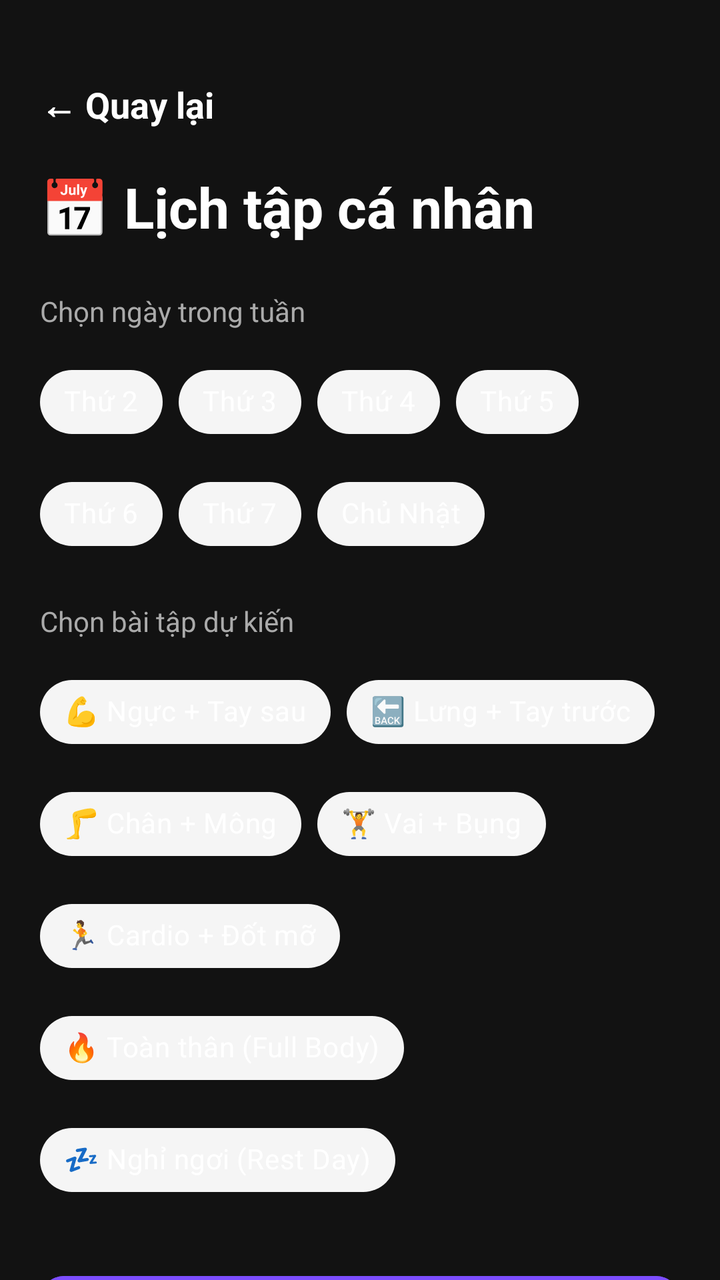
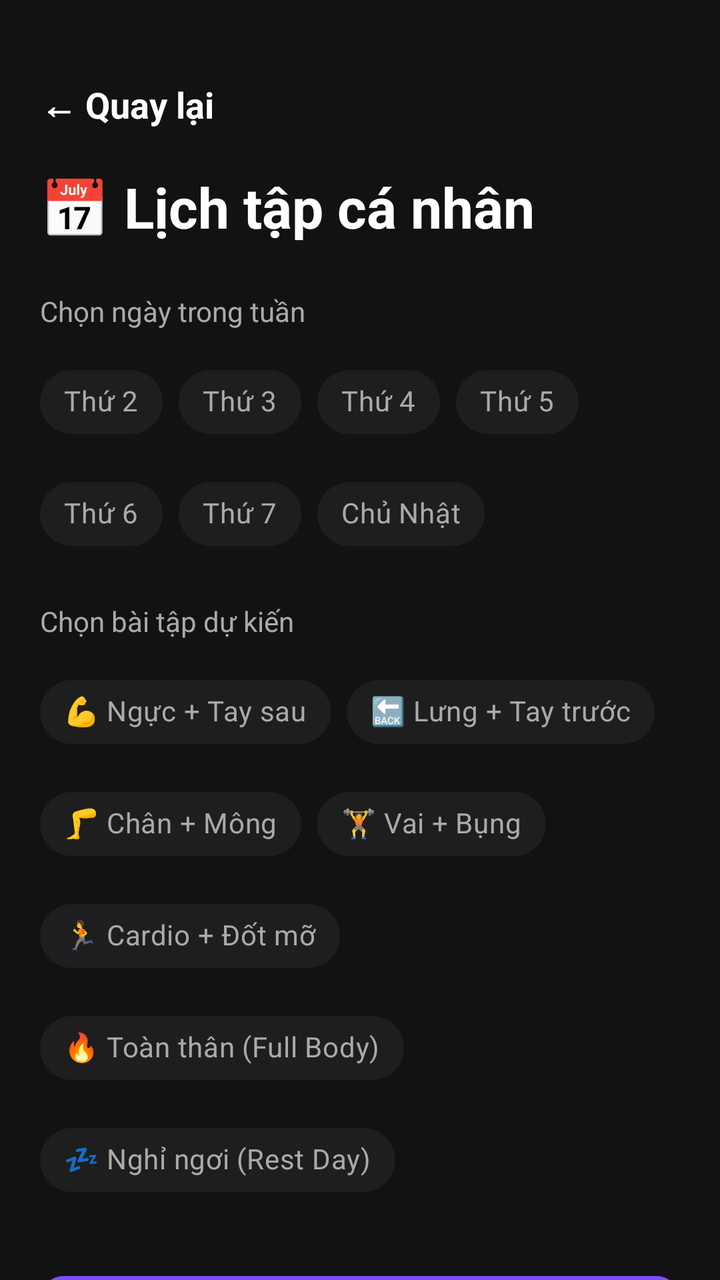

The first picture is an Android layout as it rendered before a commit; the second is the same layout after the commit. The layout source and the unified diff follow.
<!-- AndroidManifest.xml: application theme Theme.FitBody -->
<!-- res/layout/fragment_schedule.xml -->
<?xml version="1.0" encoding="utf-8"?>
<androidx.core.widget.NestedScrollView xmlns:android="http://schemas.android.com/apk/res/android"
    xmlns:app="http://schemas.android.com/apk/res-auto"
    android:layout_width="match_parent"
    android:layout_height="match_parent"
    android:background="#121212"
    android:fillViewport="true">

    <LinearLayout
        android:layout_width="match_parent"
        android:layout_height="wrap_content"
        android:orientation="vertical"
        android:padding="20dp">

        <TextView
            android:id="@+id/btnBack"
            android:layout_width="wrap_content"
            android:layout_height="wrap_content"
            android:text="← Quay lại"
            android:textColor="#FFFFFF"
            android:textSize="18sp"
            android:textStyle="bold"
            android:padding="12dp"
            android:layout_marginStart="-12dp"
            android:layout_marginTop="8dp"
            android:layout_marginBottom="8dp"/>

        <TextView
            android:layout_width="wrap_content"
            android:layout_height="wrap_content"
            android:text="📅 Lịch tập cá nhân"
            android:textColor="#FFFFFF"
            android:textSize="28sp"
            android:textStyle="bold"/>

        <TextView
            android:layout_width="wrap_content"
            android:layout_height="wrap_content"
            android:text="Chọn ngày trong tuần"
            android:textColor="#AAAAAA"
            android:textSize="14sp"
            android:layout_marginTop="24dp"
            android:layout_marginBottom="12dp"/>

        <com.google.android.material.chip.ChipGroup
            android:id="@+id/chipGroupDays"
            android:layout_width="match_parent"
            android:layout_height="wrap_content"
            app:singleSelection="true"
            app:selectionRequired="true">
            <com.google.android.material.chip.Chip
                android:id="@+id/chipMon"
                style="@style/Widget.MaterialComponents.Chip.Choice"
                android:layout_width="wrap_content"
                android:layout_height="wrap_content"
                android:text="Thứ 2"
                app:chipBackgroundColor="@color/card_background"
                android:textColor="#FFFFFF"/>
            <com.google.android.material.chip.Chip
                android:id="@+id/chipTue"
                style="@style/Widget.MaterialComponents.Chip.Choice"
                android:layout_width="wrap_content"
                android:layout_height="wrap_content"
                android:text="Thứ 3"
                app:chipBackgroundColor="@color/card_background"
                android:textColor="#FFFFFF"/>
            <com.google.android.material.chip.Chip
                android:id="@+id/chipWed"
                style="@style/Widget.MaterialComponents.Chip.Choice"
                android:layout_width="wrap_content"
                android:layout_height="wrap_content"
                android:text="Thứ 4"
                app:chipBackgroundColor="@color/card_background"
                android:textColor="#FFFFFF"/>
            <com.google.android.material.chip.Chip
                android:id="@+id/chipThu"
                style="@style/Widget.MaterialComponents.Chip.Choice"
                android:layout_width="wrap_content"
                android:layout_height="wrap_content"
                android:text="Thứ 5"
                app:chipBackgroundColor="@color/card_background"
                android:textColor="#FFFFFF"/>
            <com.google.android.material.chip.Chip
                android:id="@+id/chipFri"
                style="@style/Widget.MaterialComponents.Chip.Choice"
                android:layout_width="wrap_content"
                android:layout_height="wrap_content"
                android:text="Thứ 6"
                app:chipBackgroundColor="@color/card_background"
                android:textColor="#FFFFFF"/>
            <com.google.android.material.chip.Chip
                android:id="@+id/chipSat"
                style="@style/Widget.MaterialComponents.Chip.Choice"
                android:layout_width="wrap_content"
                android:layout_height="wrap_content"
                android:text="Thứ 7"
                app:chipBackgroundColor="@color/card_background"
                android:textColor="#FFFFFF"/>
            <com.google.android.material.chip.Chip
                android:id="@+id/chipSun"
                style="@style/Widget.MaterialComponents.Chip.Choice"
                android:layout_width="wrap_content"
                android:layout_height="wrap_content"
                android:text="Chủ Nhật"
                app:chipBackgroundColor="@color/card_background"
                android:textColor="#FFFFFF"/>
        </com.google.android.material.chip.ChipGroup>

        <TextView
            android:layout_width="wrap_content"
            android:layout_height="wrap_content"
            android:text="Chọn bài tập dự kiến"
            android:textColor="#AAAAAA"
            android:textSize="14sp"
            android:layout_marginTop="20dp"
            android:layout_marginBottom="12dp"/>

        <com.google.android.material.chip.ChipGroup
            android:id="@+id/chipGroupWorkouts"
            android:layout_width="match_parent"
            android:layout_height="wrap_content"
            app:singleSelection="true"
            app:selectionRequired="true">
            <com.google.android.material.chip.Chip
                android:id="@+id/chipChest"
                style="@style/Widget.MaterialComponents.Chip.Choice"
                android:layout_width="wrap_content"
                android:layout_height="wrap_content"
                android:text="💪 Ngực + Tay sau"
                app:chipBackgroundColor="@color/card_background"
                android:textColor="#FFFFFF"/>
            <com.google.android.material.chip.Chip
                android:id="@+id/chipBack"
                style="@style/Widget.MaterialComponents.Chip.Choice"
                android:layout_width="wrap_content"
                android:layout_height="wrap_content"
                android:text="🔙 Lưng + Tay trước"
                app:chipBackgroundColor="@color/card_background"
                android:textColor="#FFFFFF"/>
            <com.google.android.material.chip.Chip
                android:id="@+id/chipLegs"
                style="@style/Widget.MaterialComponents.Chip.Choice"
                android:layout_width="wrap_content"
                android:layout_height="wrap_content"
                android:text="🦵 Chân + Mông"
                app:chipBackgroundColor="@color/card_background"
                android:textColor="#FFFFFF"/>
            <com.google.android.material.chip.Chip
                android:id="@+id/chipShoulders"
                style="@style/Widget.MaterialComponents.Chip.Choice"
                android:layout_width="wrap_content"
                android:layout_height="wrap_content"
                android:text="🏋️ Vai + Bụng"
                app:chipBackgroundColor="@color/card_background"
                android:textColor="#FFFFFF"/>
            <com.google.android.material.chip.Chip
                android:id="@+id/chipCardio"
                style="@style/Widget.MaterialComponents.Chip.Choice"
                android:layout_width="wrap_content"
                android:layout_height="wrap_content"
                android:text="🏃 Cardio + Đốt mỡ"
                app:chipBackgroundColor="@color/card_background"
                android:textColor="#FFFFFF"/>
            <com.google.android.material.chip.Chip
                android:id="@+id/chipFullBody"
                style="@style/Widget.MaterialComponents.Chip.Choice"
                android:layout_width="wrap_content"
                android:layout_height="wrap_content"
                android:text="🔥 Toàn thân (Full Body)"
                app:chipBackgroundColor="@color/card_background"
                android:textColor="#FFFFFF"/>
            <com.google.android.material.chip.Chip
                android:id="@+id/chipRest"
                style="@style/Widget.MaterialComponents.Chip.Choice"
                android:layout_width="wrap_content"
                android:layout_height="wrap_content"
                android:text="💤 Nghỉ ngơi (Rest Day)"
                app:chipBackgroundColor="@color/card_background"
                android:textColor="#FFFFFF"/>
        </com.google.android.material.chip.ChipGroup>

        <Button
            android:id="@+id/btnAddSchedule"
            android:layout_width="match_parent"
            android:layout_height="60dp"
            android:text="LƯU LỊCH TẬP"
            android:textColor="#FFFFFF"
            android:textStyle="bold"
            android:backgroundTint="#7C4DFF"
            android:layout_marginTop="30dp"
            app:cornerRadius="12dp"/>

        <TextView
            android:layout_width="wrap_content"
            android:layout_height="wrap_content"
            android:text="Danh sách lịch tập đã lưu"
            android:textColor="#FFFFFF"
            android:textSize="18sp"
            android:textStyle="bold"
            android:layout_marginTop="40dp"
            android:layout_marginBottom="12dp"/>

        <androidx.recyclerview.widget.RecyclerView
            android:id="@+id/recyclerSchedule"
            android:layout_width="match_parent"
            android:layout_height="wrap_content"
            android:nestedScrollingEnabled="false"/>

    </LinearLayout>
</androidx.core.widget.NestedScrollView>
<!-- resources referenced by this layout -->
<resources>
  <color name="card_background">#F5F5F5</color>
  <style name="Theme.FitBody" parent="Theme.Material3.DayNight.NoActionBar">
          <item name="colorPrimary">@color/primary</item>
          <item name="android:windowBackground">@color/app_background</item>
          <item name="android:statusBarColor">@color/app_background</item>
          <item name="android:navigationBarColor">@color/app_background</item>
  
          
          <item name="colorSurface">@color/card_background</item>
          <item name="colorOnSurface">@color/text_primary</item>
          <item name="colorOnSurfaceVariant">@color/text_secondary</item>
      </style>
  <color name="primary">#7C4DFF</color>
  <color name="app_background">#FFFFFF</color>
  <color name="text_primary">#121212</color>
  <color name="text_secondary">#757575</color>
</resources>

<!-- the commit's change to res/layout/fragment_schedule.xml (unified diff, before → after) -->
@@ -54,56 +54,56 @@
                 android:layout_width="wrap_content"
                 android:layout_height="wrap_content"
                 android:text="Thứ 2"
-                app:chipBackgroundColor="@color/card_background"
-                android:textColor="#FFFFFF"/>
+                app:chipBackgroundColor="@color/purple_chip_selector"
+                android:textColor="@color/white_chip_text_selector"/>
             <com.google.android.material.chip.Chip
                 android:id="@+id/chipTue"
                 style="@style/Widget.MaterialComponents.Chip.Choice"
                 android:layout_width="wrap_content"
                 android:layout_height="wrap_content"
                 android:text="Thứ 3"
-                app:chipBackgroundColor="@color/card_background"
-                android:textColor="#FFFFFF"/>
+                app:chipBackgroundColor="@color/purple_chip_selector"
+                android:textColor="@color/white_chip_text_selector"/>
             <com.google.android.material.chip.Chip
                 android:id="@+id/chipWed"
                 style="@style/Widget.MaterialComponents.Chip.Choice"
                 android:layout_width="wrap_content"
                 android:layout_height="wrap_content"
                 android:text="Thứ 4"
-                app:chipBackgroundColor="@color/card_background"
-                android:textColor="#FFFFFF"/>
+                app:chipBackgroundColor="@color/purple_chip_selector"
+                android:textColor="@color/white_chip_text_selector"/>
             <com.google.android.material.chip.Chip
                 android:id="@+id/chipThu"
                 style="@style/Widget.MaterialComponents.Chip.Choice"
                 android:layout_width="wrap_content"
                 android:layout_height="wrap_content"
                 android:text="Thứ 5"
-                app:chipBackgroundColor="@color/card_background"
-                android:textColor="#FFFFFF"/>
+                app:chipBackgroundColor="@color/purple_chip_selector"
+                android:textColor="@color/white_chip_text_selector"/>
             <com.google.android.material.chip.Chip
                 android:id="@+id/chipFri"
                 style="@style/Widget.MaterialComponents.Chip.Choice"
                 android:layout_width="wrap_content"
                 android:layout_height="wrap_content"
                 android:text="Thứ 6"
-                app:chipBackgroundColor="@color/card_background"
-                android:textColor="#FFFFFF"/>
+                app:chipBackgroundColor="@color/purple_chip_selector"
+                android:textColor="@color/white_chip_text_selector"/>
             <com.google.android.material.chip.Chip
                 android:id="@+id/chipSat"
                 style="@style/Widget.MaterialComponents.Chip.Choice"
                 android:layout_width="wrap_content"
                 android:layout_height="wrap_content"
                 android:text="Thứ 7"
-                app:chipBackgroundColor="@color/card_background"
-                android:textColor="#FFFFFF"/>
+                app:chipBackgroundColor="@color/purple_chip_selector"
+                android:textColor="@color/white_chip_text_selector"/>
             <com.google.android.material.chip.Chip
                 android:id="@+id/chipSun"
                 style="@style/Widget.MaterialComponents.Chip.Choice"
                 android:layout_width="wrap_content"
                 android:layout_height="wrap_content"
                 android:text="Chủ Nhật"
-                app:chipBackgroundColor="@color/card_background"
-                android:textColor="#FFFFFF"/>
+                app:chipBackgroundColor="@color/purple_chip_selector"
+                android:textColor="@color/white_chip_text_selector"/>
         </com.google.android.material.chip.ChipGroup>
 
         <TextView
@@ -127,56 +127,56 @@
                 android:layout_width="wrap_content"
                 android:layout_height="wrap_content"
                 android:text="💪 Ngực + Tay sau"
-                app:chipBackgroundColor="@color/card_background"
-                android:textColor="#FFFFFF"/>
+                app:chipBackgroundColor="@color/purple_chip_selector"
+                android:textColor="@color/white_chip_text_selector"/>
             <com.google.android.material.chip.Chip
                 android:id="@+id/chipBack"
                 style="@style/Widget.MaterialComponents.Chip.Choice"
                 android:layout_width="wrap_content"
                 android:layout_height="wrap_content"
                 android:text="🔙 Lưng + Tay trước"
-                app:chipBackgroundColor="@color/card_background"
-                android:textColor="#FFFFFF"/>
+                app:chipBackgroundColor="@color/purple_chip_selector"
+                android:textColor="@color/white_chip_text_selector"/>
             <com.google.android.material.chip.Chip
                 android:id="@+id/chipLegs"
                 style="@style/Widget.MaterialComponents.Chip.Choice"
                 android:layout_width="wrap_content"
                 android:layout_height="wrap_content"
                 android:text="🦵 Chân + Mông"
-                app:chipBackgroundColor="@color/card_background"
-                android:textColor="#FFFFFF"/>
+                app:chipBackgroundColor="@color/purple_chip_selector"
+                android:textColor="@color/white_chip_text_selector"/>
             <com.google.android.material.chip.Chip
                 android:id="@+id/chipShoulders"
                 style="@style/Widget.MaterialComponents.Chip.Choice"
                 android:layout_width="wrap_content"
                 android:layout_height="wrap_content"
                 android:text="🏋️ Vai + Bụng"
-                app:chipBackgroundColor="@color/card_background"
-                android:textColor="#FFFFFF"/>
+                app:chipBackgroundColor="@color/purple_chip_selector"
+                android:textColor="@color/white_chip_text_selector"/>
             <com.google.android.material.chip.Chip
                 android:id="@+id/chipCardio"
                 style="@style/Widget.MaterialComponents.Chip.Choice"
                 android:layout_width="wrap_content"
                 android:layout_height="wrap_content"
                 android:text="🏃 Cardio + Đốt mỡ"
-                app:chipBackgroundColor="@color/card_background"
-                android:textColor="#FFFFFF"/>
+                app:chipBackgroundColor="@color/purple_chip_selector"
+                android:textColor="@color/white_chip_text_selector"/>
             <com.google.android.material.chip.Chip
                 android:id="@+id/chipFullBody"
                 style="@style/Widget.MaterialComponents.Chip.Choice"
                 android:layout_width="wrap_content"
                 android:layout_height="wrap_content"
                 android:text="🔥 Toàn thân (Full Body)"
-                app:chipBackgroundColor="@color/card_background"
-                android:textColor="#FFFFFF"/>
+                app:chipBackgroundColor="@color/purple_chip_selector"
+                android:textColor="@color/white_chip_text_selector"/>
             <com.google.android.material.chip.Chip
                 android:id="@+id/chipRest"
                 style="@style/Widget.MaterialComponents.Chip.Choice"
                 android:layout_width="wrap_content"
                 android:layout_height="wrap_content"
                 android:text="💤 Nghỉ ngơi (Rest Day)"
-                app:chipBackgroundColor="@color/card_background"
-                android:textColor="#FFFFFF"/>
+                app:chipBackgroundColor="@color/purple_chip_selector"
+                android:textColor="@color/white_chip_text_selector"/>
         </com.google.android.material.chip.ChipGroup>
 
         <Button
